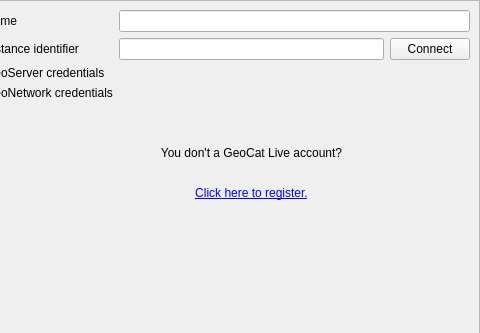
The window that geocatbridge/ui/serverconnectionswidget.ui (GeoCat/qgis-bridge-plugin) describes before a commit, drawn with Qt 5; both pictures show x 537 to 1017 and y 0 to 333 of the 1017 by 679 pixel window.
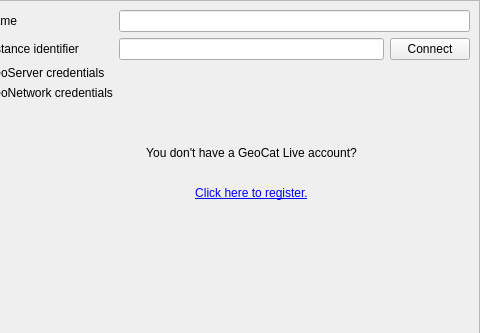
The same window after the commit. The open tabs and pages were chosen to show the change. Custom widgets are drawn as their Qt base class.

```diff
--- a/geocatbridge/ui/serverconnectionswidget.ui
+++ b/geocatbridge/ui/serverconnectionswidget.ui
@@ -97,7 +97,7 @@
            <item row="8" column="1">
             <widget class="QLabel" name="labelRegisterLive">
              <property name="text">
-              <string>&lt;html&gt;&lt;head/&gt;&lt;body&gt;&lt;p align=&quot;center&quot;&gt;You don't a GeoCat Live account? &lt;br/&gt;&lt;/p&gt;&lt;p align=&quot;center&quot;&gt;&lt;a href=&quot;https://my.geocat.net/cart.php?a=confproduct&amp;i=0/&quot;&gt;&lt;span style=&quot; text-decoration: underline; color:#0000ff;&quot;&gt;Click here to register.&lt;/span&gt;&lt;/a&gt;&lt;/p&gt;&lt;/body&gt;&lt;/html&gt;</string>
+              <string>&lt;html&gt;&lt;head/&gt;&lt;body&gt;&lt;p align=&quot;center&quot;&gt;You don't have a GeoCat Live account? &lt;br/&gt;&lt;/p&gt;&lt;p align=&quot;center&quot;&gt;&lt;a href=&quot;https://my.geocat.net/cart.php?a=confproduct&amp;i=0/&quot;&gt;&lt;span style=&quot; text-decoration: underline; color:#0000ff;&quot;&gt;Click here to register.&lt;/span&gt;&lt;/a&gt;&lt;/p&gt;&lt;/body&gt;&lt;/html&gt;</string>
              </property>
              <property name="openExternalLinks">
               <bool>true</bool>
```
